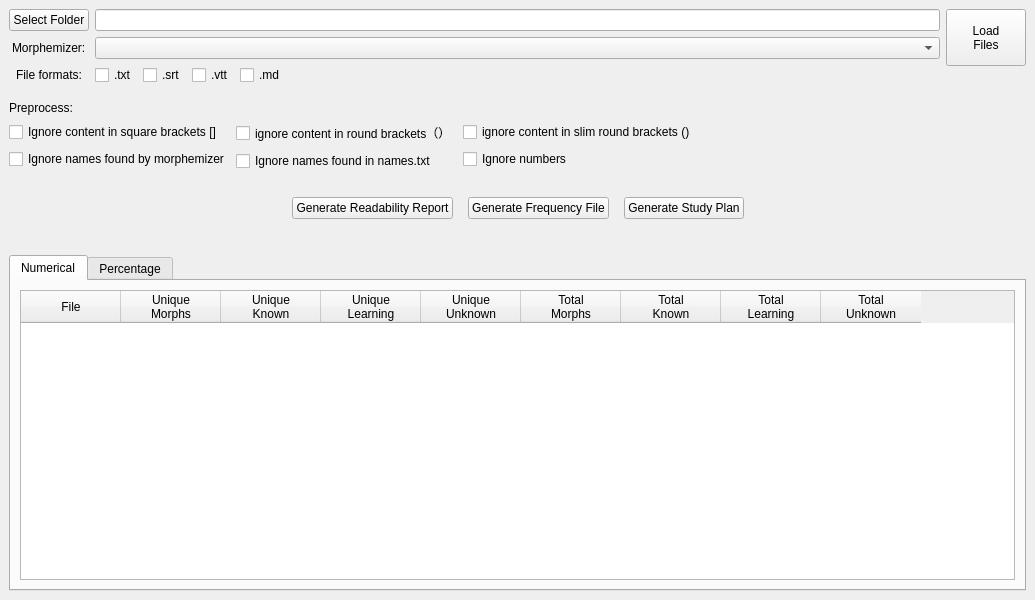
Above: ankimorphs/ui/progress_window.ui from mortii/anki-morphs before the change. Below: the same form after it.
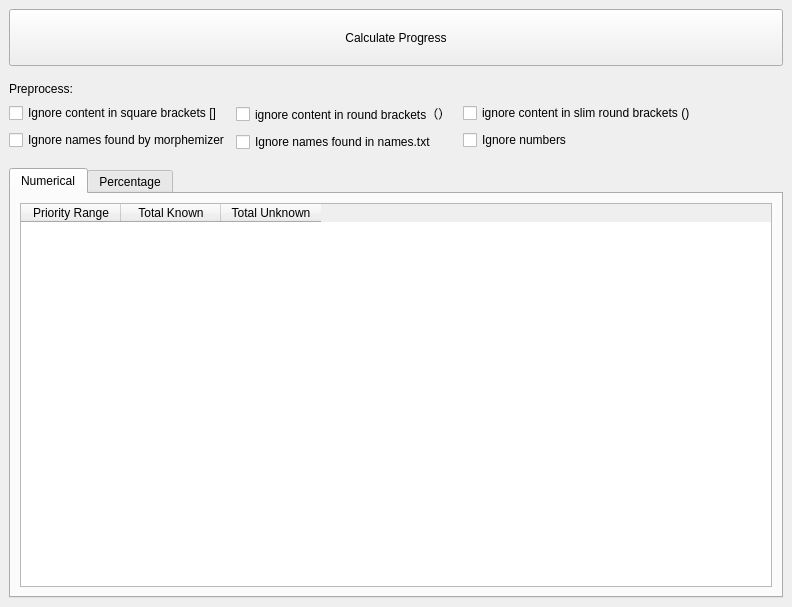
That is the form after the change.

Diff of the .ui file:
```diff
--- a/ankimorphs/ui/progress_window.ui
+++ b/ankimorphs/ui/progress_window.ui
@@ -6,8 +6,8 @@
    <rect>
     <x>0</x>
     <y>0</y>
-    <width>1035</width>
-    <height>600</height>
+    <width>792</width>
+    <height>607</height>
    </rect>
   </property>
   <property name="windowTitle">
@@ -19,86 +19,6 @@
      <layout class="QVBoxLayout" name="verticalLayout_4">
       <item>
        <layout class="QHBoxLayout" name="horizontalLayout_2">
-        <item>
-         <layout class="QVBoxLayout" name="verticalLayout">
-          <item>
-           <widget class="QPushButton" name="selectFolderPushButton">
-            <property name="text">
-             <string>Select Folder</string>
-            </property>
-           </widget>
-          </item>
-          <item alignment="Qt::AlignHCenter">
-           <widget class="QLabel" name="label">
-            <property name="text">
-             <string>Morphemizer:</string>
-            </property>
-           </widget>
-          </item>
-          <item alignment="Qt::AlignHCenter">
-           <widget class="QLabel" name="label_2">
-            <property name="text">
-             <string>File formats:</string>
-            </property>
-           </widget>
-          </item>
-         </layout>
-        </item>
-        <item>
-         <layout class="QVBoxLayout" name="verticalLayout_2">
-          <item>
-           <widget class="QLineEdit" name="inputDirLineEdit"/>
-          </item>
-          <item>
-           <widget class="QComboBox" name="morphemizerComboBox"/>
-          </item>
-          <item>
-           <layout class="QHBoxLayout" name="horizontalLayout">
-            <item>
-             <widget class="QCheckBox" name="txtFilesCheckBox">
-              <property name="text">
-               <string>.txt</string>
-              </property>
-             </widget>
-            </item>
-            <item>
-             <widget class="QCheckBox" name="srtFilesCheckBox">
-              <property name="text">
-               <string>.srt</string>
-              </property>
-             </widget>
-            </item>
-            <item>
-             <widget class="QCheckBox" name="vttFilesCheckBox">
-              <property name="text">
-               <string>.vtt</string>
-              </property>
-             </widget>
-            </item>
-            <item>
-             <widget class="QCheckBox" name="mdFilesCheckBox">
-              <property name="text">
-               <string>.md</string>
-              </property>
-             </widget>
-            </item>
-            <item>
-             <spacer name="horizontalSpacer">
-              <property name="orientation">
-               <enum>Qt::Horizontal</enum>
-              </property>
-              <property name="sizeHint" stdset="0">
-               <size>
-                <width>40</width>
-                <height>20</height>
-               </size>
-              </property>
-             </spacer>
-            </item>
-           </layout>
-          </item>
-         </layout>
-        </item>
         <item>
          <layout class="QHBoxLayout" name="horizontalLayout_3">
           <property name="topMargin">
@@ -116,8 +36,7 @@
              </size>
             </property>
             <property name="text">
-             <string>Load
-Files</string>
+             <string>Calculate Progress</string>
             </property>
            </widget>
           </item>
@@ -214,66 +133,6 @@
           </item>
          </layout>
         </item>
-        <item>
-         <layout class="QHBoxLayout" name="horizontalLayout_7">
-          <property name="spacing">
-           <number>15</number>
-          </property>
-          <property name="topMargin">
-           <number>20</number>
-          </property>
-          <property name="bottomMargin">
-           <number>20</number>
-          </property>
-          <item>
-           <spacer name="horizontalSpacer_4">
-            <property name="orientation">
-             <enum>Qt::Horizontal</enum>
-            </property>
-            <property name="sizeHint" stdset="0">
-             <size>
-              <width>40</width>
-              <height>20</height>
-             </size>
-            </property>
-           </spacer>
-          </item>
-          <item>
-           <widget class="QPushButton" name="generateReportPushButton">
-            <property name="text">
-             <string>Generate Readability Report</string>
-            </property>
-           </widget>
-          </item>
-          <item>
-           <widget class="QPushButton" name="generateFrequencyFilePushButton">
-            <property name="text">
-             <string>Generate Frequency File</string>
-            </property>
-           </widget>
-          </item>
-          <item>
-           <widget class="QPushButton" name="generateStudyPlanPushButton">
-            <property name="text">
-             <string>Generate Study Plan</string>
-            </property>
-           </widget>
-          </item>
-          <item>
-           <spacer name="horizontalSpacer_3">
-            <property name="orientation">
-             <enum>Qt::Horizontal</enum>
-            </property>
-            <property name="sizeHint" stdset="0">
-             <size>
-              <width>40</width>
-              <height>20</height>
-             </size>
-            </property>
-           </spacer>
-          </item>
-         </layout>
-        </item>
        </layout>
       </item>
       <item>
@@ -290,55 +149,17 @@
            <widget class="QTableWidget" name="numericalTableWidget">
             <column>
              <property name="text">
-              <string>File</string>
+              <string>Priority Range</string>
              </property>
             </column>
             <column>
              <property name="text">
-              <string>Unique
-Morphs</string>
+              <string>Total Known</string>
              </property>
             </column>
             <column>
              <property name="text">
-              <string>Unique 
-Known</string>
-             </property>
-            </column>
-            <column>
-             <property name="text">
-              <string>Unique
-Learning</string>
-             </property>
-            </column>
-            <column>
-             <property name="text">
-              <string>Unique
-Unknown</string>
-             </property>
-            </column>
-            <column>
-             <property name="text">
-              <string>Total
-Morphs</string>
-             </property>
-            </column>
-            <column>
-             <property name="text">
-              <string>Total
-Known</string>
-             </property>
-            </column>
-            <column>
-             <property name="text">
-              <string>Total
-Learning</string>
-             </property>
-            </column>
-            <column>
-             <property name="text">
-              <string>Total
-Unknown</string>
+              <string>Total Unknown</string>
              </property>
             </column>
            </widget>
```
Left out of the diff: 2 changed lines with no effect on the pictures.
